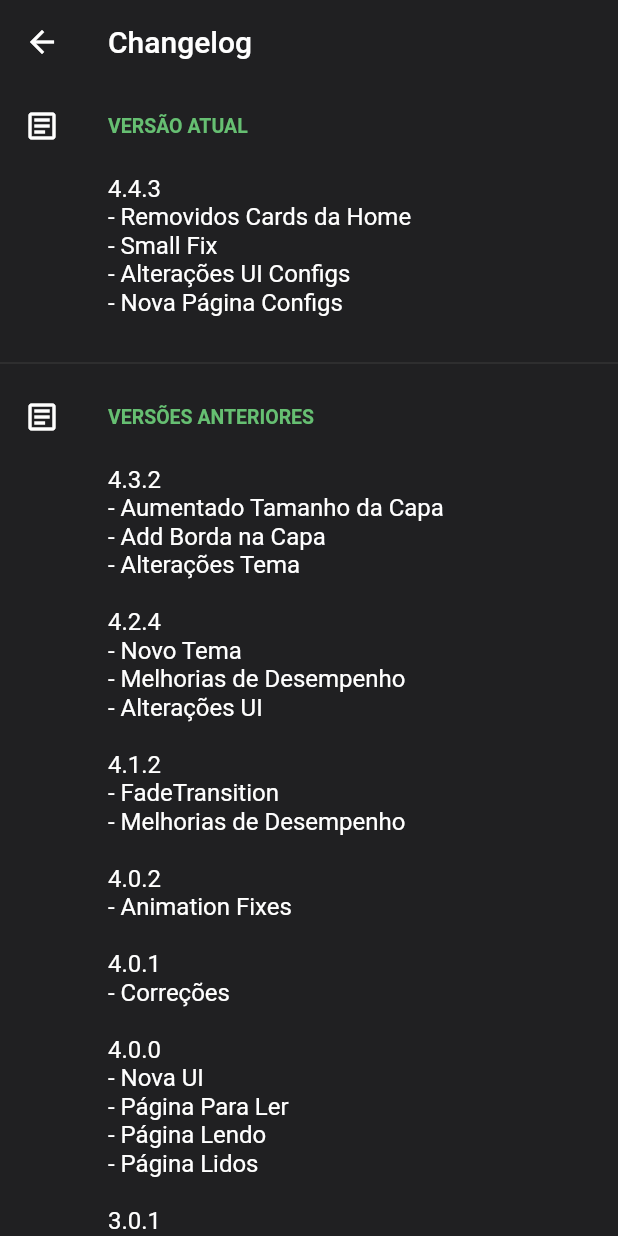
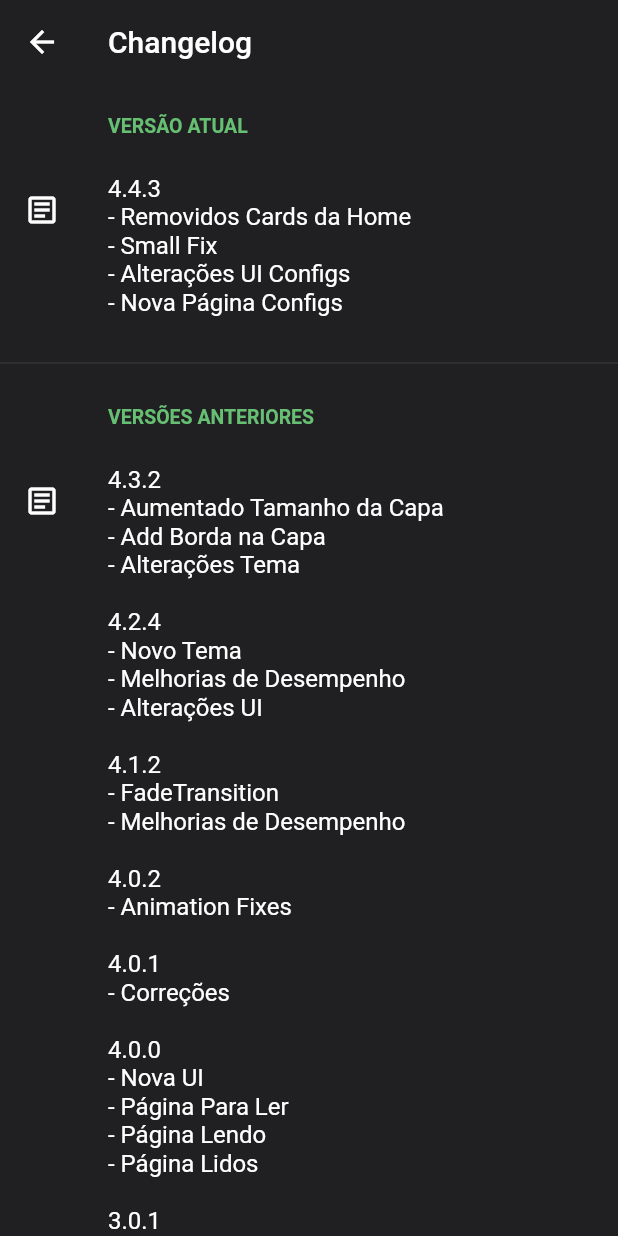
Before and after one commit to Fschmatz/booktrackerv2, a Flutter app: the Changelog screen opened directly, on a phone screen of 412 x 824 dp. Run offline on Flutter 3.47's test engine with Material 2 defaults, Android fonts, the phone set to English and light mode, and no system bars; our stand-ins replace flutter_native_image, image_picker, shared_preferences, sqflite; missing offline and left inert: a package; accounts and stored records are empty.

Commit message:
Update 4.4.3

```diff
--- a/lib/pages/appInfo.dart
+++ b/lib/pages/appInfo.dart
@@ -50,7 +50,7 @@ class AppInfo extends StatelessWidget {
                       color: Theme.of(context).accentColor)),
             ),
             ListTile(
-              leading: Icon(Icons.perm_device_info_outlined),
+              leading: Icon(Icons.info_outline),
               title: Text(
                 "MARTELADO E REFEITO DO ZERO: 1 X POR ENQUANTO !!!( Por causa de um problema grave do SDK, culpa do Flutter! )\nVamos que Vamos, denovo!!!",
                 style: TextStyle(
@@ -82,7 +82,7 @@ class AppInfo extends StatelessWidget {
             ),
             ListTile(
               onTap: () {_launchGithub();},
-              leading: Icon(Icons.open_in_browser_outlined),
+              leading: Icon(Icons.open_in_new_outlined),
               title: Text("https://github.com/Fschmatz/booktrackerv2",
                   style: TextStyle(
                       decoration: TextDecoration.underline,
@@ -100,7 +100,7 @@ class AppInfo extends StatelessWidget {
                       color: Theme.of(context).accentColor)),
             ),
             ListTile(
-              leading: Icon(Icons.messenger_outline_outlined),
+              leading: Icon(Icons.messenger_outline),
               title: Text(
                 '''
 “The capacity to learn is a gift;
--- a/lib/pages/changelog.dart
+++ b/lib/pages/changelog.dart
@@ -11,8 +11,8 @@ class Changelog extends StatelessWidget {
         ),
         body: ListView(children: <Widget>[
           ListTile(
-            leading: Icon(
-              Icons.article_outlined,
+            leading: SizedBox(
+              height: 0.1,
             ),
             title: Text("Versão Atual".toUpperCase(),
                 style: TextStyle(
@@ -21,8 +21,8 @@ class Changelog extends StatelessWidget {
                     color: Theme.of(context).accentColor)),
           ),
           ListTile(
-            leading: SizedBox(
-              height: 0.1,
+            leading: Icon(
+              Icons.article_outlined,
             ),
             title: Text(
               versaoNomeChangelog.changelogUltimaVersao,
@@ -31,8 +31,8 @@ class Changelog extends StatelessWidget {
           ),
           Divider(),
           ListTile(
-            leading: Icon(
-              Icons.article_outlined,
+            leading: SizedBox(
+              height: 0.1,
             ),
             title: Text("Versões Anteriores".toUpperCase(),
                 style: TextStyle(
@@ -41,9 +41,10 @@ class Changelog extends StatelessWidget {
                     color: Theme.of(context).accentColor)),
           ),
           ListTile(
-            leading: SizedBox(
-              height: 0.1,
+            leading: Icon(
+              Icons.article_outlined,
             ),
+
             title: Text(
               versaoNomeChangelog.changelogsAntigos,
               style: TextStyle(fontSize: 16),
```
